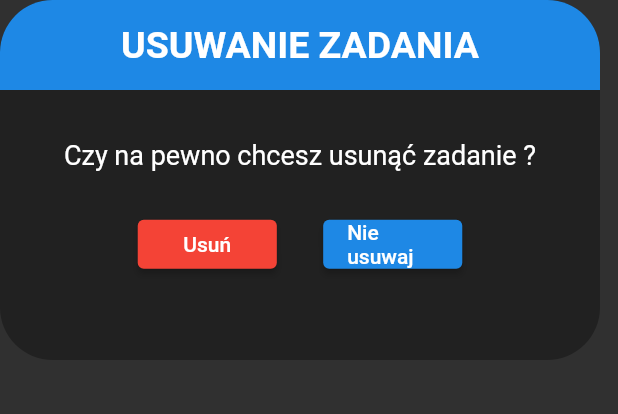
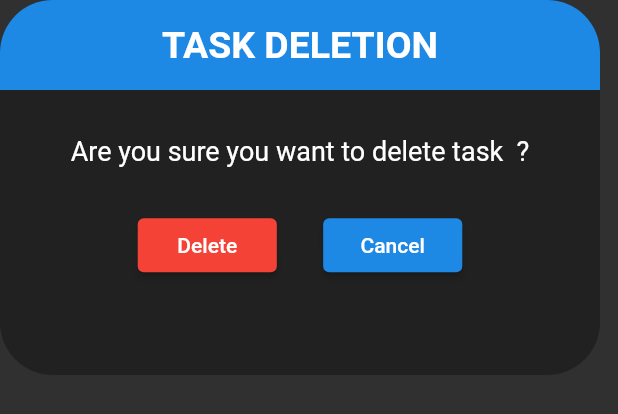
Before and after one commit to KamilSztandur/KanbanMethodSimApp, a Flutter app: the _ConfirmTaskDeletionWindow widget shown alone on an empty page, opened directly with empty values, on a phone screen of 412 x 824 dp. Shown: the top 414 px of the screen. Run offline on Flutter 3.47's test engine with Material 2 defaults, Android fonts, the phone set to English and light mode, and no system bars; drawn by our look-alikes of overlay_support; our stand-ins replace expandable, google_fonts, syncfusion_flutter_sliders; missing offline and left inert: bitsdojo_window, file_picker_cross, filesystem_picker, pluto_menu_bar, universal_html, vs_scrollbar and 1 more; generated files the repository leaves out were written again.

Commit message:
Feature: Internationalize ConfirmTaskDeletion popup.
- replaced string with internationalized labels.
- increased window's height.
- changed buttons text alignment to center.

```diff
--- a/kanbansim/lib/features/main_page/widgets/kanban_board/task_card/task_card_window/confirm_task_deletion_popup.dart
+++ b/kanbansim/lib/features/main_page/widgets/kanban_board/task_card/task_card_window/confirm_task_deletion_popup.dart
@@ -35,7 +35,7 @@ class _ConfirmTaskDeletionWindow extends StatelessWidget {
     double _cornerRadius = 35;
 
     return Container(
-      height: 240,
+      height: 250,
       width: 400,
       decoration: BoxDecoration(
         color: Theme.of(context).brightness == Brightness.light
@@ -61,7 +61,8 @@ class _ConfirmTaskDeletionWindow extends StatelessWidget {
                 ),
                 Flexible(flex: 2, child: Container()),
                 Flexible(
-                  flex: 2,
+                  flex: 3,
+                  fit: FlexFit.tight,
                   child: _Buttons(deleteTask: this.deleteTask),
                 ),
                 Flexible(flex: 2, child: Container()),
@@ -85,7 +86,8 @@ class _TextLabel extends StatelessWidget {
       text: TextSpan(
         children: <TextSpan>[
           TextSpan(
-            text: 'Czy na pewno chcesz usunąć zadanie ',
+            text:
+                "${AppLocalizations.of(context).areYouSureYouWantToDeleteTask} ",
             style: TextStyle(
               color: Theme.of(context).textTheme.headline6.color,
               fontSize: 18,
@@ -134,7 +136,7 @@ class _Headline extends StatelessWidget {
         crossAxisAlignment: CrossAxisAlignment.center,
         children: [
           Text(
-            "USUWANIE ZADANIA",
+            AppLocalizations.of(context).taskDeletionTitle,
             textAlign: TextAlign.center,
             style: TextStyle(
               color: Colors.white,
@@ -173,7 +175,10 @@ class _Buttons extends StatelessWidget {
               style: ButtonStyle(
                 backgroundColor: MaterialStateProperty.all<Color>(Colors.red),
               ),
-              child: Text("Usuń"),
+              child: Text(
+                AppLocalizations.of(context).delete,
+                textAlign: TextAlign.center,
+              ),
             )),
         Flexible(flex: 1, fit: FlexFit.tight, child: Container()),
         Flexible(
@@ -187,7 +192,10 @@ class _Buttons extends StatelessWidget {
               backgroundColor: MaterialStateProperty.all<Color>(
                   Theme.of(context).primaryColor),
             ),
-            child: Text("Nie usuwaj"),
+            child: Text(
+              AppLocalizations.of(context).cancel,
+              textAlign: TextAlign.center,
+            ),
           ),
         ),
         Flexible(flex: 2, fit: FlexFit.tight, child: Container()),
```
